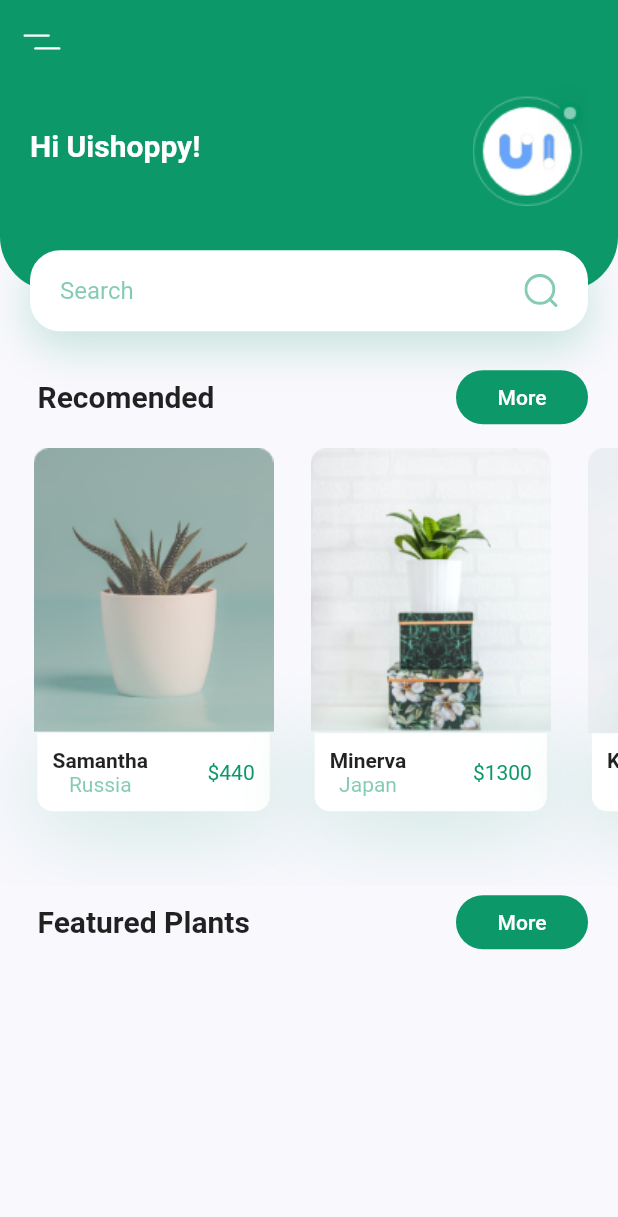
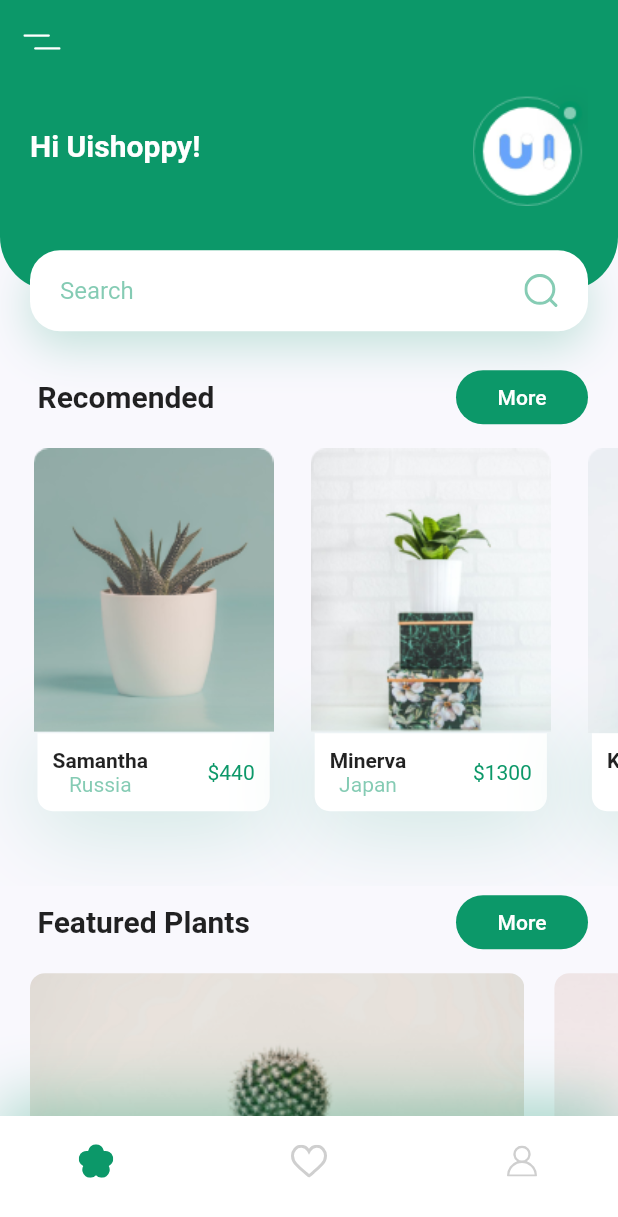
Before and after one commit to farhan1202/plant-app, a Flutter app: the screen it shows after launch, on a phone screen of 412 x 824 dp. Shown: the top 1217 px of the screen. Run offline on Flutter 3.47's test engine with Material 2 defaults, Android fonts, the phone set to English and light mode, and no system bars; our stand-ins replace flutter_svg, get.

Commit message:
Update Design #2

```diff
--- /dev/null
+++ b/lib/app/data/utils/buttomNav.dart
@@ -0,0 +1,41 @@
+import 'package:flutter/material.dart';
+import 'package:flutter_svg/flutter_svg.dart';
+import 'package:plant_app/app/data/utils/constants.dart';
+
+class buttomNav extends StatelessWidget {
+  const buttomNav({
+    Key? key,
+  }) : super(key: key);
+
+  @override
+  Widget build(BuildContext context) {
+    return Container(
+      padding: EdgeInsets.only(
+        left: kDefaultPadding * 2,
+        right: kDefaultPadding * 2,
+        bottom: kDefaultPadding,
+      ),
+      height: 80,
+      decoration: BoxDecoration(color: Colors.white, boxShadow: [
+        BoxShadow(
+            offset: Offset(0, -10),
+            blurRadius: 35,
+            color: kPrimaryColor.withOpacity(0.35))
+      ]),
+      child: Row(
+        mainAxisAlignment: MainAxisAlignment.spaceBetween,
+        children: [
+          IconButton(
+              onPressed: () {},
+              icon: SvgPicture.asset("assets/icons/flower.svg")),
+          IconButton(
+              onPressed: () {},
+              icon: SvgPicture.asset("assets/icons/heart-icon.svg")),
+          IconButton(
+              onPressed: () {},
+              icon: SvgPicture.asset("assets/icons/user-icon.svg"))
+        ],
+      ),
+    );
+  }
+}
--- a/lib/app/modules/main/home/views/components/body.dart
+++ b/lib/app/modules/main/home/views/components/body.dart
@@ -1,5 +1,5 @@
 import 'package:flutter/material.dart';
-import 'package:plant_app/app/data/utils/constants.dart';
+import 'featuePlant.dart';
 
 import 'headerHome.dart';
 import 'titleWithMore.dart';
@@ -20,6 +20,7 @@ class Body extends StatelessWidget {
           TitleWithMore(title: "Recomended", press: () {}),
           RecomendedPlant(size: size),
           TitleWithMore(title: "Featured Plants", press: () {}),
+          FeaturePlant(size: size),
         ],
       ),
     );
--- /dev/null
+++ b/lib/app/modules/main/home/views/components/featuePlant.dart
@@ -0,0 +1,60 @@
+import 'package:flutter/material.dart';
+import 'package:plant_app/app/data/utils/constants.dart';
+
+class FeaturePlant extends StatelessWidget {
+  const FeaturePlant({Key? key, required this.size}) : super(key: key);
+  final Size size;
+  @override
+  Widget build(BuildContext context) {
+    return SingleChildScrollView(
+      scrollDirection: Axis.horizontal,
+      child: Row(
+        children: [
+          FeaturePlantCard(
+            size: size,
+            image: "assets/images/bottom_img_1.png",
+            press: () {},
+          ),
+          FeaturePlantCard(
+            size: size,
+            image: "assets/images/bottom_img_2.png",
+            press: () {},
+          ),
+        ],
+      ),
+    );
+  }
+}
+
+class FeaturePlantCard extends StatelessWidget {
+  const FeaturePlantCard({
+    Key? key,
+    required this.size,
+    required this.image,
+    required this.press,
+  }) : super(key: key);
+
+  final Size size;
+  final String image;
+  final VoidCallback press;
+
+  @override
+  Widget build(BuildContext context) {
+    return GestureDetector(
+      onTap: press,
+      child: Container(
+        margin: EdgeInsets.only(
+          left: 20,
+          top: kDefaultPadding / 2,
+          bottom: kDefaultPadding,
+        ),
+        width: size.width * 0.8,
+        height: 185,
+        decoration: BoxDecoration(
+            borderRadius: BorderRadius.circular(10),
+            image:
+                DecorationImage(image: AssetImage(image), fit: BoxFit.cover)),
+      ),
+    );
+  }
+}
--- a/lib/app/modules/main/home/views/home_view.dart
+++ b/lib/app/modules/main/home/views/home_view.dart
@@ -2,6 +2,8 @@ import 'package:flutter/material.dart';
 import 'package:flutter_svg/flutter_svg.dart';
 
 import 'package:get/get.dart';
+import 'package:plant_app/app/data/utils/buttomNav.dart';
+import 'package:plant_app/app/data/utils/constants.dart';
 import 'package:plant_app/app/modules/main/home/views/components/body.dart';
 
 import '../controllers/home_controller.dart';
@@ -12,6 +14,7 @@ class HomeView extends GetView<HomeController> {
     return Scaffold(
       appBar: buildAppBar(),
       body: Body(),
+      bottomNavigationBar: buttomNav(),
     );
   }
 
```
